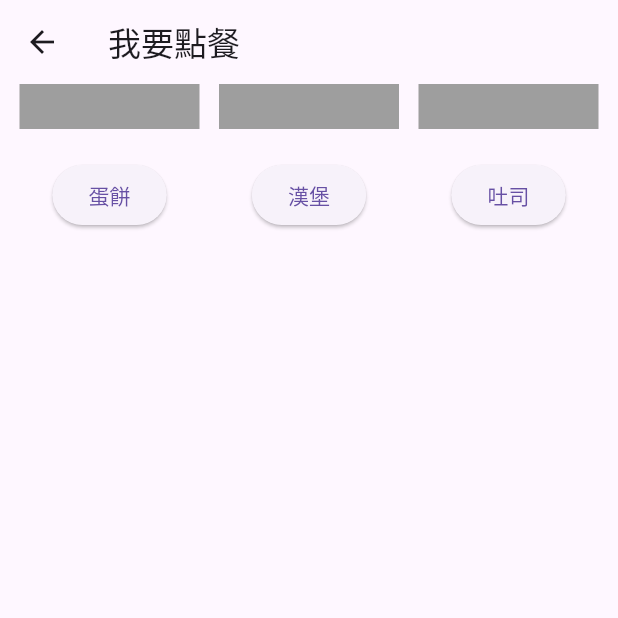
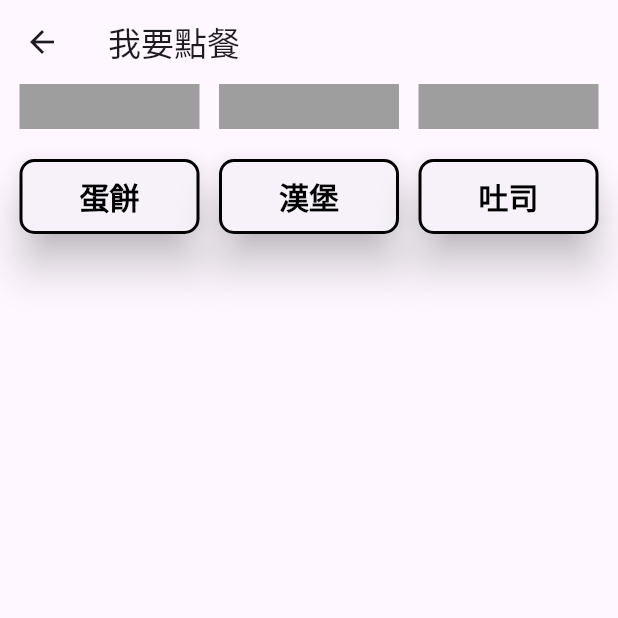
Before and after one commit to wamgbo/ordering_system, a Flutter app: the OrderPage screen opened directly, on a phone screen of 412 x 824 dp, the top half of it. Run offline on Flutter 3.47's test engine with Material 3 defaults, Android fonts, the light colour scheme and no system bars.

Commit message:
dev3 decorate op

```diff
--- a/lib/pages/order_page.dart
+++ b/lib/pages/order_page.dart
@@ -8,6 +8,8 @@ class OrderPage extends StatelessWidget {
   Widget build(BuildContext context) {
     return Scaffold(
       appBar: AppBar(title: const Text('我要點餐')),
+      body: SelectBar(),
+
       body: SelectBar(),
     );
   }
@@ -43,14 +45,31 @@ class _SelectBarState extends State<SelectBar> {
         //間隔
         const SizedBox(height: 20),
         //按鈕
-        ElevatedButton(
-          // onPressed: () => setState(() => _selected = index),
-          onPressed: () {
-            setState(() {
-              _selected = index;
-            });
-          },
-          child: Text(text),
+        SizedBox(
+          width: 120,
+          height: 50,
+          child: ElevatedButton(
+            //按鈕造型
+            style: ElevatedButton.styleFrom(
+              shadowColor: Colors.black,
+              elevation: 12,
+              shape: RoundedRectangleBorder(
+                borderRadius: BorderRadius.circular(10), // 數字越大越圓，30~40最美
+                side: const BorderSide(color: Colors.black, width: 2),
+              ),
+            ),
+            //按下要做的事情
+            onPressed: () => setState(() => _selected = index),
+            //按鈕上面的字
+            child: Text(
+              text,
+              style: TextStyle(
+                color: Colors.black,
+                fontSize: 20,
+                fontWeight: FontWeight.bold,
+              ),
+            ),
+          ),
         ),
       ],
     );
```
